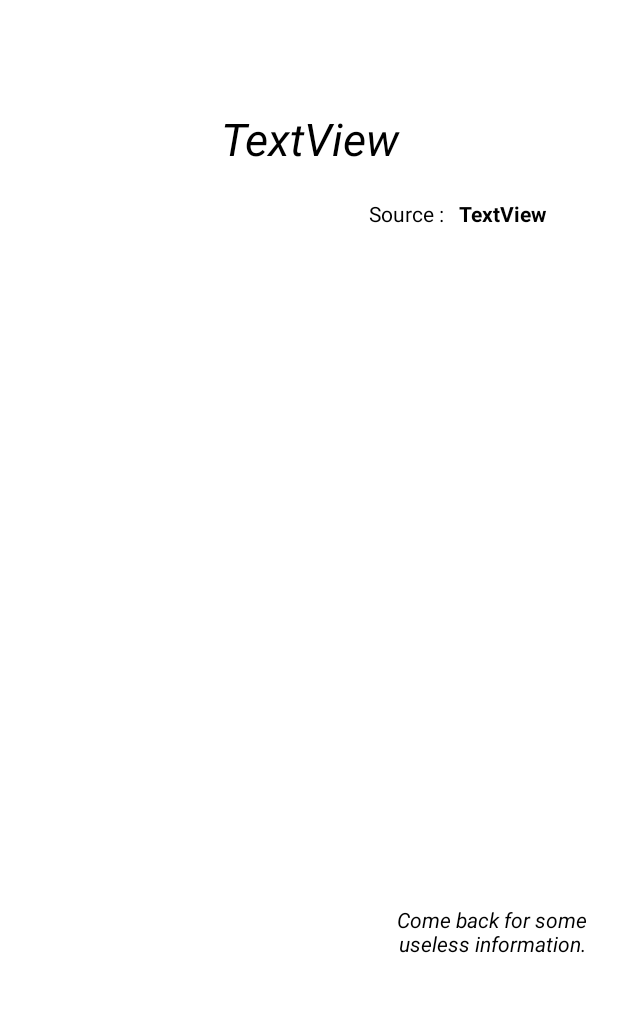
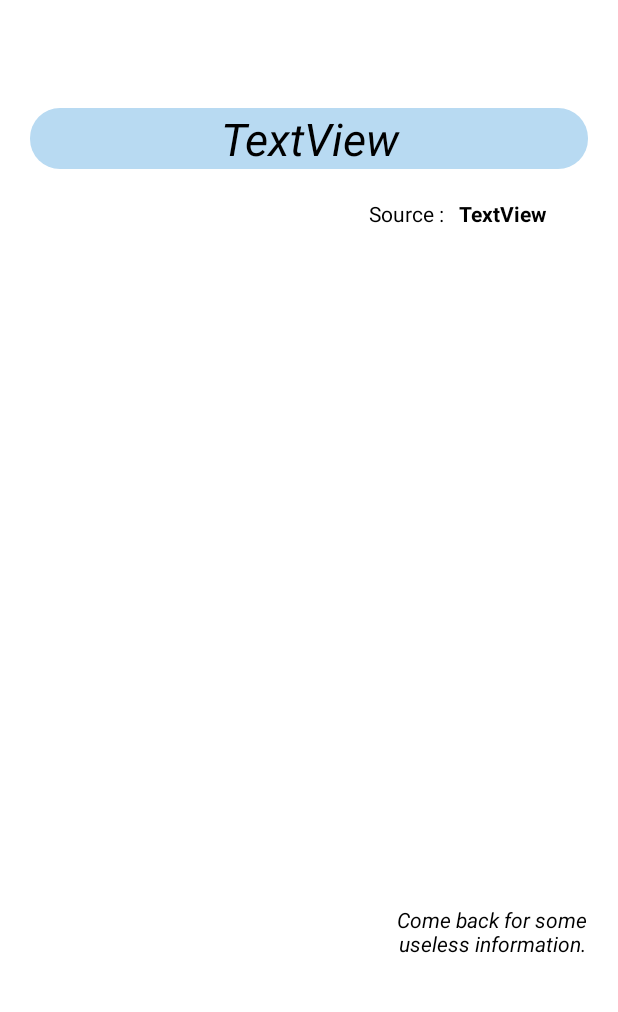
Before and after one commit to nisaefendioglu/Knowledge-Repository, an Android app: the screen it shows after launch (MainActivity), on a phone screen of 412 x 824 dp, the part 208-1220 px from its top. Run offline under Robolectric (Android 15) with nearby library versions, the light colour scheme and no system bars.

Commit message:
fixed all

```diff
--- a/app/src/main/AndroidManifest.xml
+++ b/app/src/main/AndroidManifest.xml
@@ -1,6 +1,8 @@
 <?xml version="1.0" encoding="utf-8"?>
 <manifest xmlns:android="http://schemas.android.com/apk/res/android"
     package="com.nisaefendioglu.randomUselessFacts">
+
+    <uses-permission android:name="android.permission.INTERNET"></uses-permission>
 
     <application
         android:allowBackup="true"
--- a/app/src/main/java/com/nisaefendioglu/randomUselessFacts/MainActivity.kt
+++ b/app/src/main/java/com/nisaefendioglu/randomUselessFacts/MainActivity.kt
@@ -2,10 +2,36 @@ package com.nisaefendioglu.randomUselessFacts
 
 import androidx.appcompat.app.AppCompatActivity
 import android.os.Bundle
+import android.util.Log
+import com.nisaefendioglu.randomUselessFacts.model.RandomUseless
+import com.nisaefendioglu.randomUselessFacts.service.ApiClient
+import com.nisaefendioglu.randomUselessFacts.service.ApiInterface
+import retrofit2.Call
+import retrofit2.Callback
+import retrofit2.Response
+import kotlinx.android.synthetic.main.activity_main.*
 
 class MainActivity : AppCompatActivity() {
     override fun onCreate(savedInstanceState: Bundle?) {
         super.onCreate(savedInstanceState)
         setContentView(R.layout.activity_main)
+
+        val clientRest: ApiInterface = ApiClient.create(ApiInterface::class.java)
+        val callResponse: Call<RandomUseless> = clientRest.getRandom()
+        callResponse.enqueue(object : Callback<RandomUseless?>{
+            override fun onResponse(call: Call<RandomUseless?>, response: Response<RandomUseless?>) {
+                val randomResponse: RandomUseless? = response.body()
+                if (randomResponse != null) {
+                    info.setText("“" +randomResponse.text + "”")
+                    source.setText(randomResponse.source)
+                }
+            }
+            override fun onFailure(call: Call<RandomUseless?>, t: Throwable) {
+                Log.d("Fail", t.toString())
+            }
+
+        })
+
     }
+
 }
--- /dev/null
+++ b/app/src/main/java/com/nisaefendioglu/randomUselessFacts/service/ApiClient.kt
@@ -0,0 +1,21 @@
+package com.nisaefendioglu.randomUselessFacts.service
+import retrofit2.Retrofit
+import retrofit2.converter.gson.GsonConverterFactory
+
+class ApiClient {
+
+    companion object {
+
+        var BASE_URL = "https://uselessfacts.jsph.pl/"
+
+        fun create(java: Class<ApiInterface>): ApiInterface {
+
+            val retrofit = Retrofit.Builder()
+                .addConverterFactory(GsonConverterFactory.create())
+                .baseUrl(BASE_URL)
+                .build()
+            return retrofit.create(ApiInterface::class.java)
+
+        }
+    }
+}
--- /dev/null
+++ b/app/src/main/java/com/nisaefendioglu/randomUselessFacts/service/ApiInterface.kt
@@ -0,0 +1,11 @@
+package com.nisaefendioglu.randomUselessFacts.service
+
+import com.nisaefendioglu.randomUselessFacts.model.RandomUseless
+import retrofit2.Call
+import retrofit2.http.GET
+
+interface ApiInterface {
+
+    @GET("random.json?language=en")
+    fun getRandom() : Call<RandomUseless>
+}
--- a/app/src/main/res/drawable/shape.xml
+++ b/app/src/main/res/drawable/shape.xml
@@ -3,10 +3,10 @@
     android:shape="rectangle"
     android:padding="10dp">
 
-    <solid android:color="#FFFFFF" />
+    <solid android:color="#b8daf2" />
     <corners
-        android:bottomRightRadius="15dp"
-        android:bottomLeftRadius="15dp"
-        android:topLeftRadius="15dp"
-        android:topRightRadius="15dp" />
+        android:bottomRightRadius="20dp"
+        android:bottomLeftRadius="20dp"
+        android:topLeftRadius="20dp"
+        android:topRightRadius="20dp" />
 </shape>
--- a/app/src/main/res/values-night/themes.xml
+++ b/app/src/main/res/values-night/themes.xml
@@ -2,15 +2,15 @@
     <!-- Base application theme. -->
     <style name="Theme.RandomUselessFacts" parent="Theme.MaterialComponents.DayNight.NoActionBar">
         <!-- Primary brand color. -->
-        <item name="colorPrimary">#292828</item>
-        <item name="colorPrimaryVariant">#292828</item>
+        <item name="colorPrimary">@color/white</item>
+        <item name="colorPrimaryVariant">@color/white</item>
         <item name="colorOnPrimary">@color/black</item>
         <!-- Secondary brand color. -->
         <item name="colorSecondary">@color/teal_200</item>
         <item name="colorSecondaryVariant">@color/teal_200</item>
         <item name="colorOnSecondary">@color/black</item>
         <!-- Status bar color. -->
-        <item name="android:statusBarColor" tools:targetApi="l">#292828</item>
+        <item name="android:statusBarColor" tools:targetApi="l">@color/black</item>
         <!-- Customize your theme here. -->
     </style>
 </resources>
--- a/app/src/main/res/values/themes.xml
+++ b/app/src/main/res/values/themes.xml
@@ -2,14 +2,14 @@
     <!-- Base application theme. -->
     <style name="Theme.RandomUselessFacts" parent="Theme.MaterialComponents.DayNight.NoActionBar">
         <!-- Primary brand color. -->
-        <item name="colorPrimary">#292828</item>
-        <item name="colorOnPrimary">#292828</item>
+        <item name="colorPrimary">@color/white</item>
+        <item name="colorOnPrimary">@color/white</item>
         <!-- Secondary brand color. -->
         <item name="colorSecondary">@color/teal_200</item>
         <item name="colorSecondaryVariant">@color/teal_700</item>
         <item name="colorOnSecondary">@color/black</item>
         <!-- Status bar color. -->
-        <item name="android:statusBarColor" tools:targetApi="l">#292828</item>
+        <item name="android:statusBarColor" tools:targetApi="l">@color/black</item>
         <!-- Customize your theme here. -->
     </style>
 </resources>
```
Also changed, not shown: app/build.gradle (+10 -0 lines), app/src/main/java/com/nisaefendioglu/randomUselessFacts/model/RandomUseless.kt (added, +19 -0 lines).
